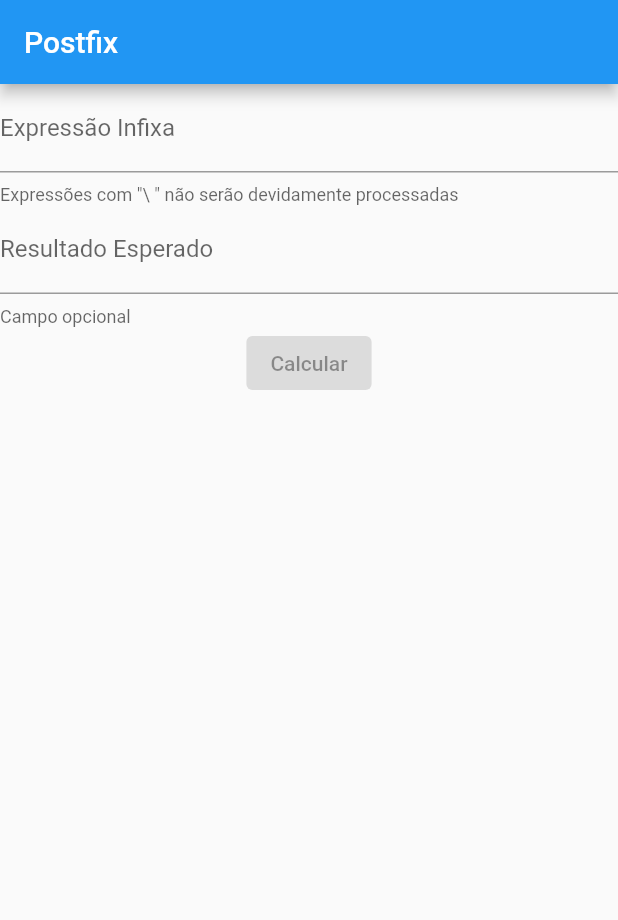
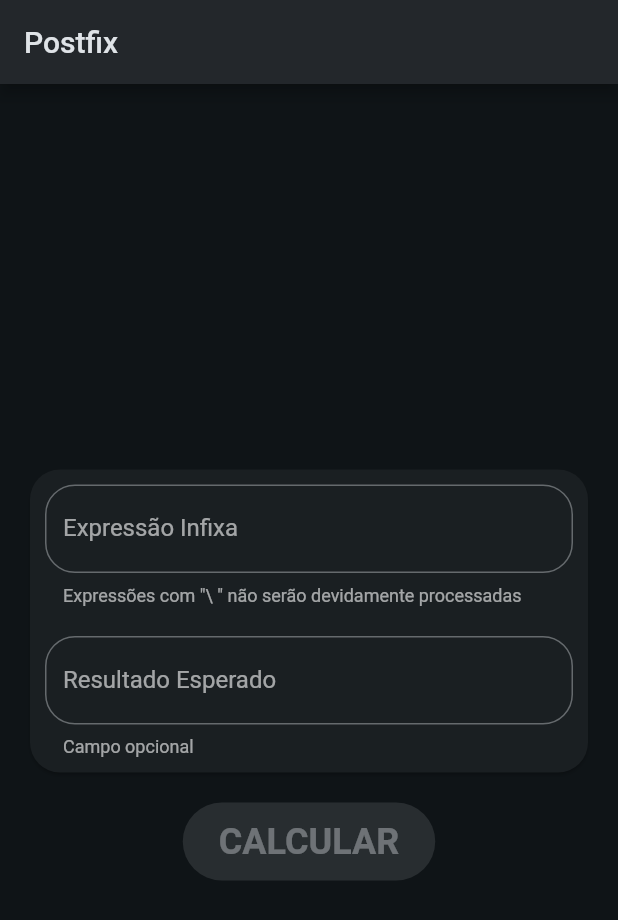
Before and after one commit to h80r/posfix8, a Flutter app: the screen it shows after launch, on a phone screen of 412 x 824 dp. Shown: the top 920 px of the screen. Run offline on Flutter 3.47's test engine with Material 2 defaults, Android fonts, the phone set to English and light mode, and no system bars; our stand-ins replace dio, flutter_hooks.

Commit message:
Style input

```diff
--- a/client/lib/main.dart
+++ b/client/lib/main.dart
@@ -13,7 +13,8 @@ class MyApp extends StatelessWidget {
     return MaterialApp(
       title: 'Flutter Demo',
       theme: ThemeData(
-        primarySwatch: Colors.blue,
+        colorSchemeSeed: Colors.blueGrey,
+        brightness: Brightness.dark,
       ),
       home: const PostfixPage(),
     );
--- a/client/lib/page.dart
+++ b/client/lib/page.dart
@@ -1,6 +1,7 @@
-import 'package:client/services.dart';
 import 'package:flutter/material.dart';
 import 'package:flutter_hooks/flutter_hooks.dart';
+
+import 'services.dart';
 
 class PostfixPage extends HookWidget {
   const PostfixPage({Key? key}) : super(key: key);
@@ -23,22 +24,43 @@ class PostfixPage extends HookWidget {
         title: const Text('Postfix'),
       ),
       body: Column(
+        mainAxisAlignment: MainAxisAlignment.center,
+        children: [
+          Card(
+            margin: const EdgeInsets.all(20.0),
+            shape: RoundedRectangleBorder(
+              borderRadius: BorderRadius.circular(20.0),
+            ),
+            child: Padding(
+              padding: const EdgeInsets.all(10.0),
+              child: Column(
                 children: [
                   TextField(
                     onChanged: (value) => expression.value = value,
-            decoration: const InputDecoration(
+                    decoration: InputDecoration(
                       hintText: 'Exemplo: (a + b) * c + d * a',
                       helperText:
                           r'Expressões com "\ " não serão devidamente processadas',
                       labelText: 'Expressão Infixa',
+                      border: OutlineInputBorder(
+                        borderRadius: BorderRadius.circular(20.0),
                       ),
                     ),
+                  ),
+                  const SizedBox(height: 20.0),
                   TextField(
                     onChanged: (value) => expectedResult.value = value,
-            decoration: const InputDecoration(
+                    decoration: InputDecoration(
                       hintText: 'Exemplo: ab+*c.d*a.+',
                       helperText: 'Campo opcional',
                       labelText: 'Resultado Esperado',
+                      border: OutlineInputBorder(
+                        borderRadius: BorderRadius.circular(20.0),
+                      ),
+                    ),
+                  ),
+                ],
+              ),
             ),
           ),
           ElevatedButton(
@@ -51,7 +73,20 @@ class PostfixPage extends HookWidget {
                     result.value = response?['result'];
                   }
                 : null,
-            child: const Text('Calcular'),
+            child: const Text(
+              'CALCULAR',
+              style: TextStyle(
+                fontWeight: FontWeight.bold,
+                fontSize: 24.0,
+              ),
+            ),
+            style: ElevatedButton.styleFrom(
+              shape: const StadiumBorder(),
+              padding: const EdgeInsets.symmetric(
+                horizontal: 24.0,
+                vertical: 12.0,
+              ),
+            ),
           ),
           if (result.value != null) Text('Resultado obtido: ${result.value}'),
         ],
```
Lines whose indentation alone changed are shown as unchanged.
